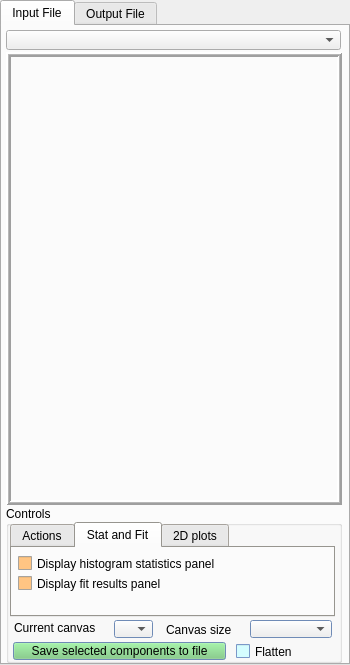
Above: ui/hnavigator.ui from afrankenthal/Monicelli before the change. Below: the same form after it.
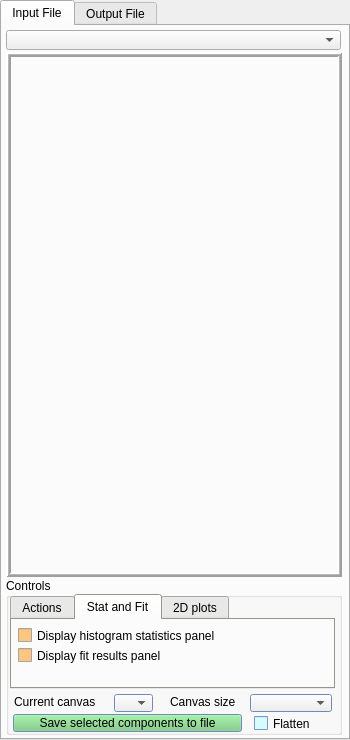
That is the form after the change. The open tabs and pages were chosen to show the change. Icons and pictures are not drawn.

```diff
--- a/ui/hnavigator.ui
+++ b/ui/hnavigator.ui
@@ -7,7 +7,7 @@
     <x>0</x>
     <y>0</y>
     <width>350</width>
-    <height>665</height>
+    <height>740</height>
    </rect>
   </property>
   <property name="palette">
@@ -75,7 +75,7 @@
     <property name="geometry">
      <rect>
       <x>4</x>
-      <y>480</y>
+      <y>552</y>
       <width>336</width>
       <height>157</height>
      </rect>
@@ -178,7 +178,7 @@
      <property name="geometry">
       <rect>
        <x>108</x>
-       <y>114</y>
+       <y>116</y>
        <width>39</width>
        <height>18</height>
       </rect>
@@ -197,8 +197,8 @@
      <property name="geometry">
       <rect>
        <x>8</x>
-       <y>114</y>
-       <width>93</width>
+       <y>116</y>
+       <width>101</width>
        <height>16</height>
       </rect>
      </property>
@@ -210,7 +210,7 @@
      <property name="geometry">
       <rect>
        <x>244</x>
-       <y>114</y>
+       <y>116</y>
        <width>82</width>
        <height>18</height>
       </rect>
@@ -219,9 +219,9 @@
     <widget class="QLabel" name="canvasSizeLB">
      <property name="geometry">
       <rect>
-       <x>160</x>
+       <x>164</x>
        <y>116</y>
-       <width>75</width>
+       <width>81</width>
        <height>16</height>
       </rect>
      </property>
@@ -344,7 +344,7 @@
         <rect>
          <x>6</x>
          <y>26</y>
-         <width>169</width>
+         <width>241</width>
          <height>19</height>
         </rect>
        </property>
@@ -357,7 +357,7 @@
         <rect>
          <x>6</x>
          <y>6</y>
-         <width>231</width>
+         <width>253</width>
          <height>19</height>
         </rect>
        </property>
@@ -489,7 +489,7 @@
       <rect>
        <x>7</x>
        <y>136</y>
-       <width>213</width>
+       <width>229</width>
        <height>18</height>
       </rect>
      </property>
@@ -537,9 +537,9 @@
     <widget class="QCheckBox" name="flattenHierarchyCB">
      <property name="geometry">
       <rect>
-       <x>230</x>
+       <x>248</x>
        <y>136</y>
-       <width>63</width>
+       <width>77</width>
        <height>19</height>
       </rect>
      </property>
@@ -568,7 +568,7 @@
       <x>4</x>
       <y>26</y>
       <width>336</width>
-      <height>453</height>
+      <height>525</height>
      </rect>
     </property>
     <property name="sizeIncrement">
```
Left out of the diff: 8 changed lines with no effect on the pictures.
